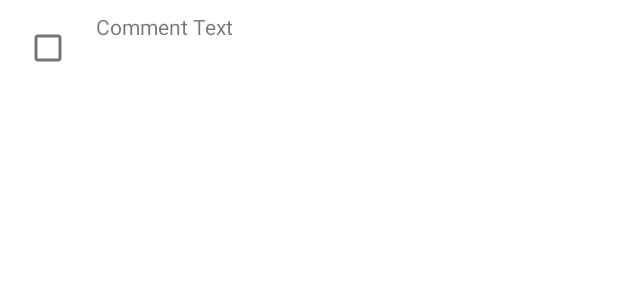
After one commit to Angrypavlo/UserInterfaceProject, an Android app: the layout comment_item.xml on its own in the app's theme, with its tools: preview values and no code run, on a phone screen of 412 x 824 dp. The commit adds this screen. Shown: the top 300 px of the screen. Run offline under Robolectric (Android 15) with nearby library versions, the phone set to English and light mode, and no system bars.

Commit message:
checkbox, edit delete button, comment and stuff.

```diff
--- a/app/build.gradle
+++ b/app/build.gradle
@@ -38,4 +38,5 @@ dependencies {
     androidTestImplementation 'androidx.test.espresso:espresso-core:3.5.1'
     implementation 'androidx.recyclerview:recyclerview:1.2.1'
 
+
 }
--- a/app/src/main/AndroidManifest.xml
+++ b/app/src/main/AndroidManifest.xml
@@ -16,6 +16,7 @@
         <activity
             android:name=".MainActivity"
             android:exported="true">
+
             <intent-filter>
                 <action android:name="android.intent.action.MAIN" />
 
--- a/app/src/main/java/com/example/petproject/ListOfCountriesActivity.java
+++ b/app/src/main/java/com/example/petproject/ListOfCountriesActivity.java
@@ -15,7 +15,7 @@ public class ListOfCountriesActivity extends AppCompatActivity {
 
     @Override
     protected void onCreate(Bundle savedInstanceState) {
-        String[] countries = {"Usa", "Ukraine", "Turkey", "Austria", "Czech Republic","France","Spain"};
+        String[] countries = {"Usa", "Ukraine", "Turkey", "Austria", "Czech Republic","France","Spain","Portugal"};
 
         super.onCreate(savedInstanceState);
         setContentView(R.layout.list_of_countries);
--- a/app/src/main/res/layout/activity_all_comments.xml
+++ b/app/src/main/res/layout/activity_all_comments.xml
@@ -5,7 +5,7 @@
     <androidx.recyclerview.widget.RecyclerView
         android:id="@+id/recyclerViewComments"
         android:layout_width="395dp"
-        android:layout_height="495dp"
+        android:layout_height="595dp"
         android:layout_marginStart="20dp"
         android:layout_marginTop="20dp"
         android:layout_marginEnd="50dp"
--- /dev/null
+++ b/app/src/main/res/layout/comment_item.xml
@@ -0,0 +1,35 @@
+<!-- res/layout/comment_item.xml -->
+<LinearLayout xmlns:android="http://schemas.android.com/apk/res/android"
+    android:layout_width="match_parent"
+    android:layout_height="wrap_content"
+    android:orientation="horizontal"
+    android:padding="8dp">
+
+    <CheckBox
+        android:id="@+id/checkBoxComment"
+        android:layout_width="wrap_content"
+        android:layout_height="wrap_content"
+        android:layout_gravity="center_vertical"
+        android:layout_marginEnd="8dp" />
+
+    <TextView
+        android:id="@+id/textViewComment"
+        android:layout_width="0dp"
+        android:layout_height="wrap_content"
+        android:layout_weight="1"
+        android:text="Comment Text" />
+    <Button
+        android:id="@+id/buttonEditComment"
+        android:layout_width="wrap_content"
+        android:layout_height="wrap_content"
+        android:text="Edit"
+        android:visibility="gone" />
+
+    <Button
+        android:id="@+id/buttonDeleteComment"
+        android:layout_width="wrap_content"
+        android:layout_height="wrap_content"
+        android:text="Delete"
+        android:visibility="gone" />
+
+</LinearLayout>
--- a/build.gradle
+++ b/build.gradle
@@ -1,5 +1,5 @@
 // Top-level build file where you can add configuration options common to all sub-projects/modules.
 plugins {
-    id 'com.android.application' version '7.4.1' apply false
-    id 'com.android.library' version '7.4.1' apply false
+    id 'com.android.application' version '8.2.0' apply false
+    id 'com.android.library' version '8.2.0' apply false
 }
--- a/gradle.properties
+++ b/gradle.properties
@@ -19,3 +19,5 @@ android.useAndroidX=true
 # resources declared in the library itself and none from the library's dependencies,
 # thereby reducing the size of the R class for that library
 android.nonTransitiveRClass=true
+android.defaults.buildfeatures.buildconfig=true
+android.nonFinalResIds=false
```
Also changed, not shown: app/src/main/java/com/example/petproject/AllCommentsActivity.java (+99 -93 lines), app/src/main/java/com/example/petproject/CommentsAdapter.java (+56 -13 lines), app/src/main/res/layout/edit_comments_dialog.xml (+5 -10 lines), app/src/main/res/layout/list_of_countries.xml (+5 -5 lines), app/src/main/java/com/example/petproject/AllCommentsResultActivity.java (line endings or trailing spaces), app/src/main/java/com/example/petproject/Comment.java (line endings or trailing spaces), app/src/main/java/com/example/petproject/CountryDetailActivity.java (line endings or trailing spaces), app/src/main/java/com/example/petproject/DatabaseHelper.java (line endings or trailing spaces), app/src/main/res/layout/activity_country_detail.xml (line endings or trailing spaces), gradle/wrapper/gradle-wrapper.properties. Lines whose indentation alone changed are shown as unchanged.
